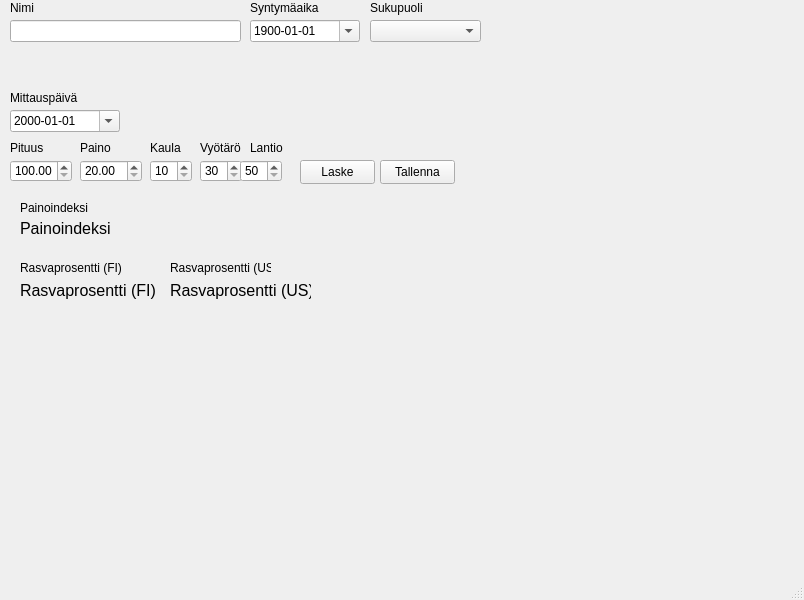
Qt form Main.ui (dildorababaerova/FitnessGUI) before a commit.
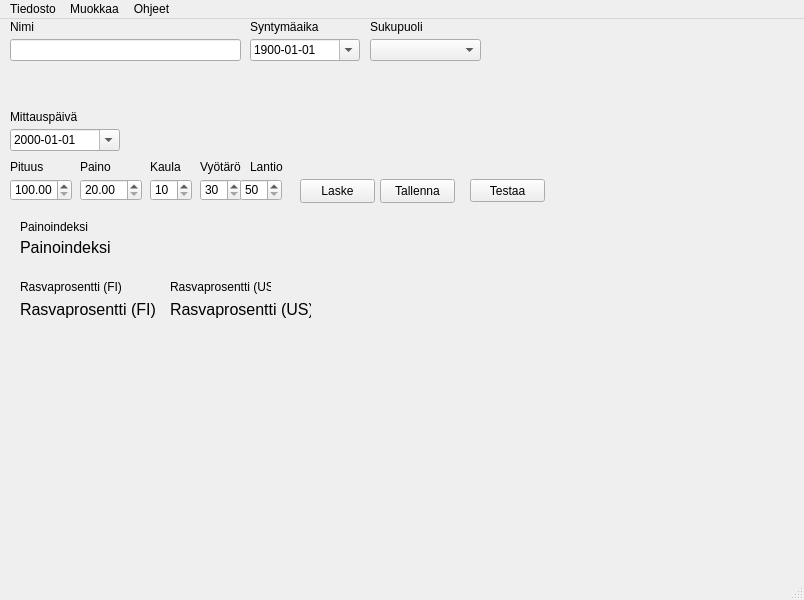
The same form after that commit.

What changed in the file:
```diff
--- a/Main.ui
+++ b/Main.ui
@@ -422,6 +422,19 @@
      <string>Sukupuoli</string>
     </property>
    </widget>
+   <widget class="QPushButton" name="pushButton">
+    <property name="geometry">
+     <rect>
+      <x>470</x>
+      <y>160</y>
+      <width>75</width>
+      <height>23</height>
+     </rect>
+    </property>
+    <property name="text">
+     <string>Testaa</string>
+    </property>
+   </widget>
   </widget>
   <widget class="QMenuBar" name="menubar">
    <property name="geometry">
@@ -432,6 +445,45 @@
      <height>21</height>
     </rect>
    </property>
+   <widget class="QMenu" name="menuTiedosto">
+    <property name="title">
+     <string>Tiedosto</string>
+    </property>
+    <widget class="QMenu" name="menuJaa">
+     <property name="title">
+      <string>Jaa </string>
+     </property>
+     <addaction name="actionFacebook"/>
+     <addaction name="actionTwitter"/>
+     <addaction name="actionInstagram"/>
+    </widget>
+    <widget class="QMenu" name="menuAsetukset">
+     <property name="title">
+      <string>Asetukset</string>
+     </property>
+     <addaction name="actionKieli"/>
+     <addaction name="actionUlkoasu"/>
+    </widget>
+    <addaction name="actionTulosta"/>
+    <addaction name="separator"/>
+    <addaction name="menuJaa"/>
+    <addaction name="menuAsetukset"/>
+    <addaction name="actionSulje"/>
+   </widget>
+   <widget class="QMenu" name="menuMuokkaa">
+    <property name="title">
+     <string>Muokkaa</string>
+    </property>
+    <addaction name="actionPalauta_oletukset"/>
+   </widget>
+   <widget class="QMenu" name="menuOhjeet">
+    <property name="title">
+     <string>Ohjeet</string>
+    </property>
+   </widget>
+   <addaction name="menuTiedosto"/>
+   <addaction name="menuMuokkaa"/>
+   <addaction name="menuOhjeet"/>
   </widget>
   <widget class="QStatusBar" name="statusbar"/>
  </widget>
```
Left out of the diff: 70 changed lines with no effect on the pictures.
